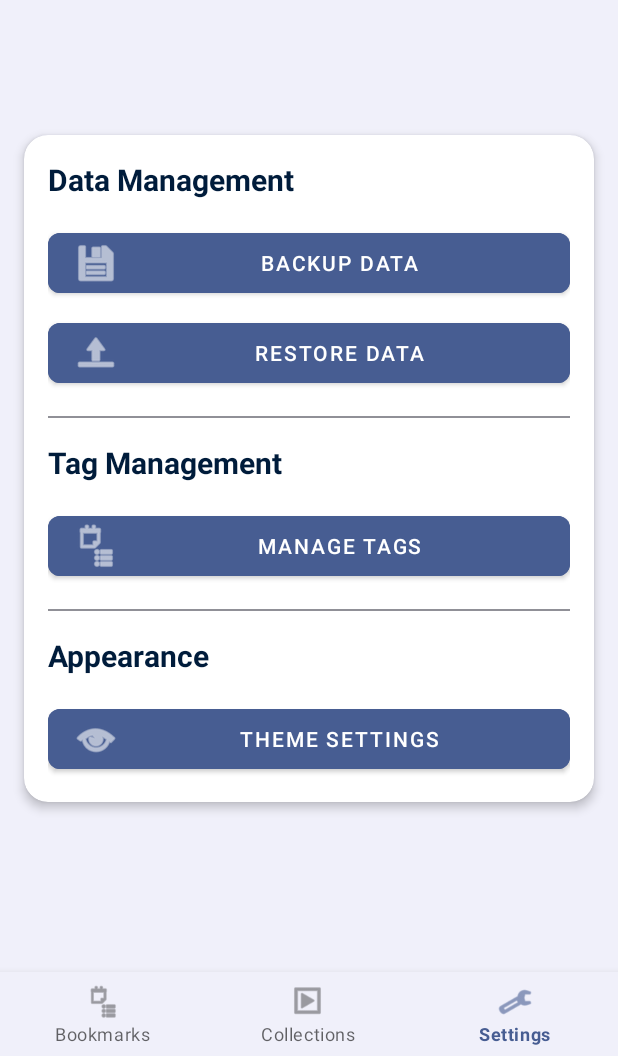
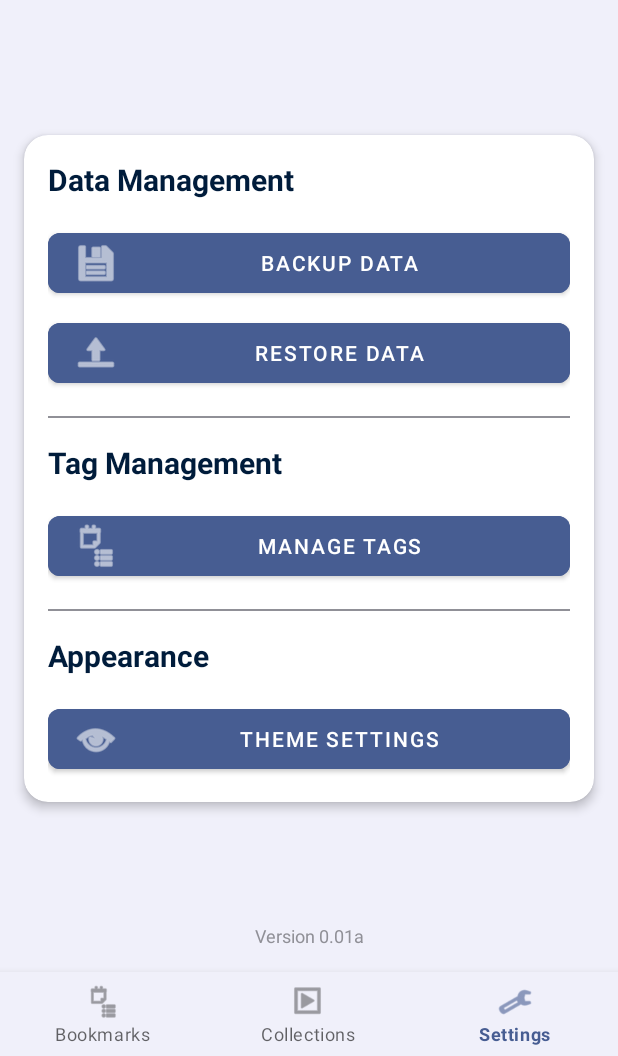
Before and after one commit to cliffr39/bookmarklocker, an Android app: the SettingsFragment screen opened through its navigation route, on a phone screen of 412 x 824 dp, the part 180-1236 px from its top. Run offline under Robolectric (Android 15) with nearby library versions, the light colour scheme and no system bars; our stand-ins replace Room's generated code, navigation-ui.

Commit message:
Update fragment_settings.xml

```diff
--- a/app/src/main/res/layout/fragment_settings.xml
+++ b/app/src/main/res/layout/fragment_settings.xml
@@ -162,4 +162,17 @@
         </LinearLayout>
     </com.google.android.material.card.MaterialCardView>
 
+    <!-- Version number at the bottom -->
+    <TextView
+        android:id="@+id/version_text"
+        android:layout_width="wrap_content"
+        android:layout_height="wrap_content"
+        android:text="Version 0.01a"
+        android:textSize="12sp"
+        android:textColor="@color/material_dynamic_neutral60"
+        android:layout_marginBottom="16dp"
+        app:layout_constraintBottom_toBottomOf="parent"
+        app:layout_constraintStart_toStartOf="parent"
+        app:layout_constraintEnd_toEndOf="parent" />
+
 </androidx.constraintlayout.widget.ConstraintLayout>
```
